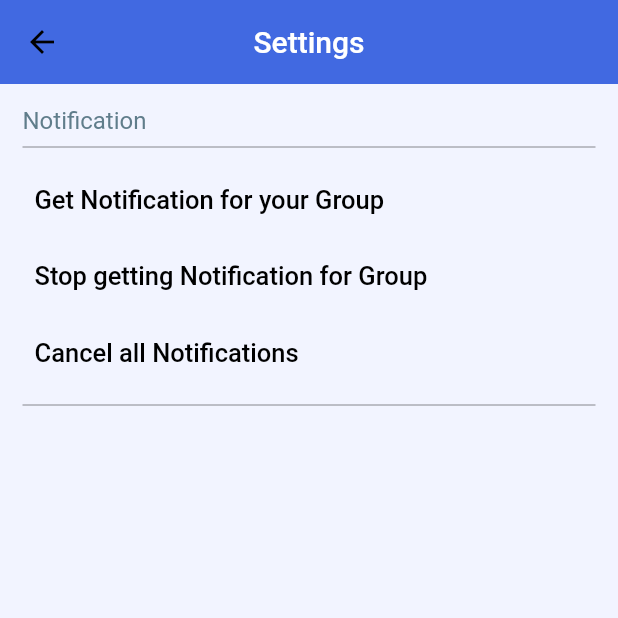
After one commit to KishorKatuwal/TimelineandProjectMangementApp, a Flutter app: the SettingsScreen screen opened by its route, on a phone screen of 412 x 824 dp, the top half of it. The commit adds this screen. Run offline on Flutter 3.47's test engine with Material 2 defaults, Android fonts, the phone set to English and light mode, and no system bars; our stand-ins replace csv, date_picker_timeline, flutter_local_notifications, shared_preferences, socket_io_client, table_calendar and 1 more; missing offline and left inert: shared_preferences_web; accounts and stored records are empty; network calls fail.

Commit message:
notification added for daily class and many bugs fixed

```diff
--- a/lib/constants/global_variables.dart
+++ b/lib/constants/global_variables.dart
@@ -18,7 +18,6 @@ class GlobalVariables {
   static const backgroundColour = Color.fromRGBO(242, 244, 255, 1);
   static const eventListColor = Color.fromRGBO(0, 191, 225, 1);
   static const secondaryColor = Color.fromRGBO(255, 153, 0, 1);
-  static const backgroundColor = Colors.white;
   static const Color greyBackgroundCOlor = Color(0xffebecee);
   static var selectedNavBarColor = Colors.cyan[800]!;
   static const unselectedNavBarColor = Colors.black87;
--- a/lib/features/project_management/projects_screens/projects_page.dart
+++ b/lib/features/project_management/projects_screens/projects_page.dart
@@ -1,14 +1,13 @@
 import 'package:flutter/material.dart';
 import 'package:provider/Provider.dart';
 import 'package:timelineandprojectmanagementapp/constants/global_variables.dart';
-import 'package:timelineandprojectmanagementapp/features/drawer/app_drawer.dart';
 import 'package:timelineandprojectmanagementapp/features/event/screens/view_upcomming_events.dart';
 import 'package:timelineandprojectmanagementapp/features/event/services/event_service.dart';
 import 'package:timelineandprojectmanagementapp/features/project_management/addNewProjectScreen/add_new_project.dart';
 import 'package:timelineandprojectmanagementapp/features/project_management/projects_screens/progress_card.dart';
 import 'package:timelineandprojectmanagementapp/features/project_management/tasks_screen/task_page.dart';
+import '../../../drawer/app_drawer.dart';
 import '../../../providers/user_provider.dart';
-import '../../drawer/app_drawer.dart';
 import '../../event/model/event_data_model.dart';
 import 'overview_scroll.dart';
 
--- a/lib/main.dart
+++ b/lib/main.dart
@@ -41,7 +41,7 @@ class _MyAppState extends State<MyApp> {
       debugShowCheckedModeBanner: false,
       title: 'Timeline and Project Management App',
       theme: ThemeData(
-          scaffoldBackgroundColor: GlobalVariables.backgroundColor,
+          scaffoldBackgroundColor: GlobalVariables.backgroundColour,
           colorScheme:
               const ColorScheme.light(primary: GlobalVariables.mainColor),
           appBarTheme: const AppBarTheme(
--- a/lib/router.dart
+++ b/lib/router.dart
@@ -11,6 +11,7 @@ import 'package:timelineandprojectmanagementapp/features/event/screens/event_scr
 import 'package:timelineandprojectmanagementapp/features/feedback/screens/feedback_screen.dart';
 import 'package:timelineandprojectmanagementapp/features/event/screens/view_addedEvent_screen.dart';
 import 'package:timelineandprojectmanagementapp/features/event/screens/view_event_screen.dart';
+import 'package:timelineandprojectmanagementapp/settings/settings.dart';
 import 'features/auth/screens/auth_screen.dart';
 import 'features/home/screens/home_screen.dart';
 
@@ -40,14 +41,15 @@ Route<dynamic> generateRoute(RouteSettings routeSettings) {
       return MaterialPageRoute(
           settings: routeSettings, builder: (_) => const DiscussionScreen());
 
-      case GroupScreen.routeName:
+    case GroupScreen.routeName:
       return MaterialPageRoute(
           settings: routeSettings, builder: (_) => const GroupScreen());
 
     case BottomBar.routeName:
       var pageIndex = routeSettings.arguments as int;
       return MaterialPageRoute(
-          settings: routeSettings, builder: (_) =>  BottomBar(pageIndex: pageIndex));
+          settings: routeSettings,
+          builder: (_) => BottomBar(pageIndex: pageIndex));
 
     case AdminScreen.routeName:
       return MaterialPageRoute(
@@ -69,6 +71,10 @@ Route<dynamic> generateRoute(RouteSettings routeSettings) {
       return MaterialPageRoute(
           settings: routeSettings, builder: (_) => const FeedbackScreen());
 
+      case SettingsScreen.routeName:
+      return MaterialPageRoute(
+          settings: routeSettings, builder: (_) => const SettingsScreen());
+
     case ViewAddedEventScreen.routeName:
       return MaterialPageRoute(
           settings: routeSettings,
--- /dev/null
+++ b/lib/settings/settings.dart
@@ -0,0 +1,87 @@
+import 'package:flutter/material.dart';
+import 'package:provider/Provider.dart';
+import 'package:timelineandprojectmanagementapp/constants/global_variables.dart';
+
+import '../providers/user_provider.dart';
+
+class SettingsScreen extends StatefulWidget {
+  static const String routeName = '/setting-screen';
+
+  const SettingsScreen({Key? key}) : super(key: key);
+
+  @override
+  State<SettingsScreen> createState() => _SettingsScreenState();
+}
+
+class _SettingsScreenState extends State<SettingsScreen> {
+  @override
+  Widget build(BuildContext context) {
+    final group = Provider.of<UserProvider>(context).user.group;
+
+    return Scaffold(
+      appBar: AppBar(
+        title: const Text("Settings"),
+        centerTitle: true,
+      ),
+      body: Container(
+        padding: const EdgeInsets.all(15),
+        width: MediaQuery.of(context).size.width,
+        height: MediaQuery.of(context).size.height,
+        color: GlobalVariables.backgroundColour,
+        child: SingleChildScrollView(
+          child: Column(
+            crossAxisAlignment: CrossAxisAlignment.start,
+            children: [
+              const Text(
+                "Notification",
+                style: TextStyle(
+                    fontSize: 16,
+                    fontWeight: FontWeight.w400,
+                    color: Colors.blueGrey),
+              ),
+              const Divider(
+                color: Colors.black45,
+              ),
+              const SizedBox(
+                height: 3,
+              ),
+              TextButton(
+                onPressed: () {},
+                child: Text(
+                  "Get Notification for your Group $group",
+                  style: const TextStyle(fontSize: 17, color: Colors.black),
+                ),
+              ),
+              const SizedBox(
+                height: 3,
+              ),
+              TextButton(
+                onPressed: () {},
+                child: Text(
+                  "Stop getting Notification for Group $group",
+                  style: const TextStyle(fontSize: 17, color: Colors.black),
+                ),
+              ),
+              const SizedBox(
+                height: 3,
+              ),
+              TextButton(
+                onPressed: () {},
+                child: const Text(
+                  "Cancel all Notifications",
+                  style: TextStyle(fontSize: 17, color: Colors.black),
+                ),
+              ),
+              const SizedBox(
+                height: 3,
+              ),
+              const Divider(
+                color: Colors.black45,
+              ),
+            ],
+          ),
+        ),
+      ),
+    );
+  }
+}
--- a/pubspec.yaml
+++ b/pubspec.yaml
@@ -74,7 +74,7 @@ flutter:
 
   # To add assets to your application, add an assets section, like this:
   assets:
-     - assets/
+    - assets/
   #   - images/a_dot_ham.jpeg
 
   # An image asset can refer to one or more resolution-specific "variants", see
```
Also changed, not shown: lib/common/widgets/bottom_bar.dart (+6 -6 lines), lib/drawer/app_drawer.dart (renamed from lib/features/drawer/app_drawer.dart, +12 -8 lines), lib/features/auth/screens/auth_screen.dart (+4 -4 lines), lib/features/discussion/chat_screens/group_screen.dart (+3 -5 lines), lib/features/discussion/service/discussion_service.dart (+3 -5 lines), lib/features/event/screens/add_event_screen.dart (+25 -9 lines), lib/features/event/services/event_service.dart (+34 -3 lines), lib/notification/notfication_try.dart (+26 -8 lines), lib/notification/notification_service.dart (+201 -18 lines), 1 other file.
